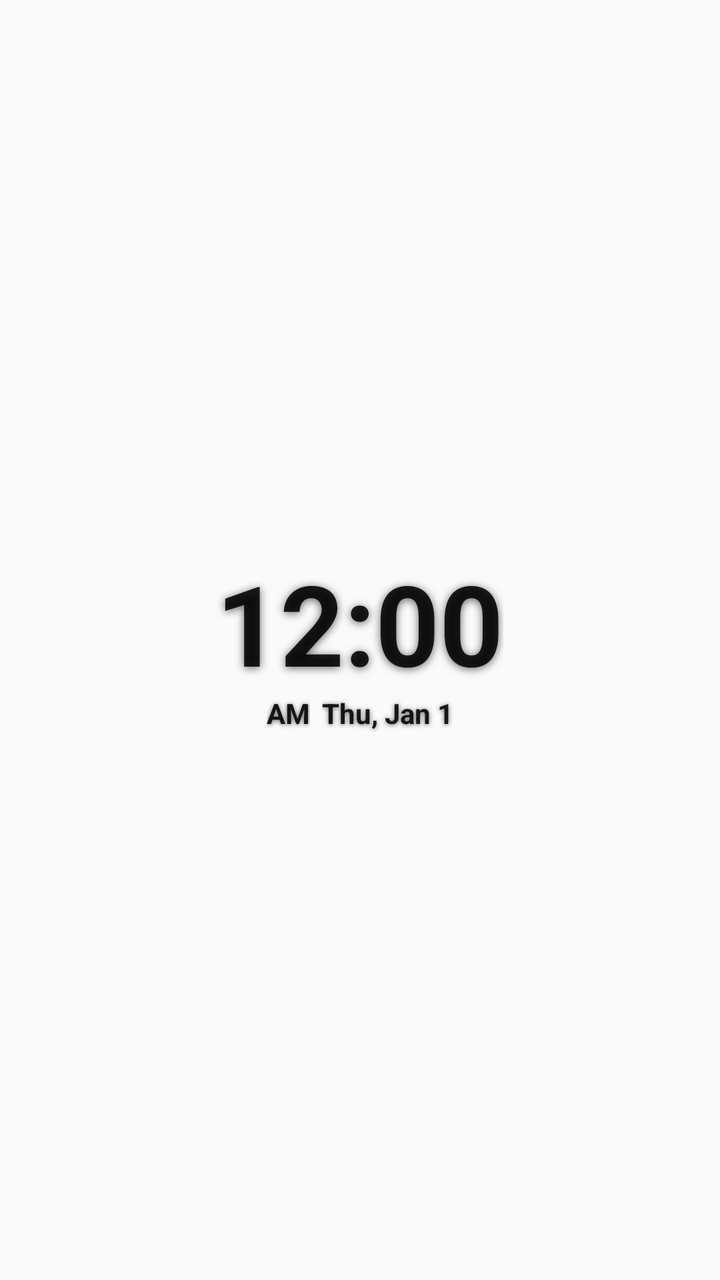
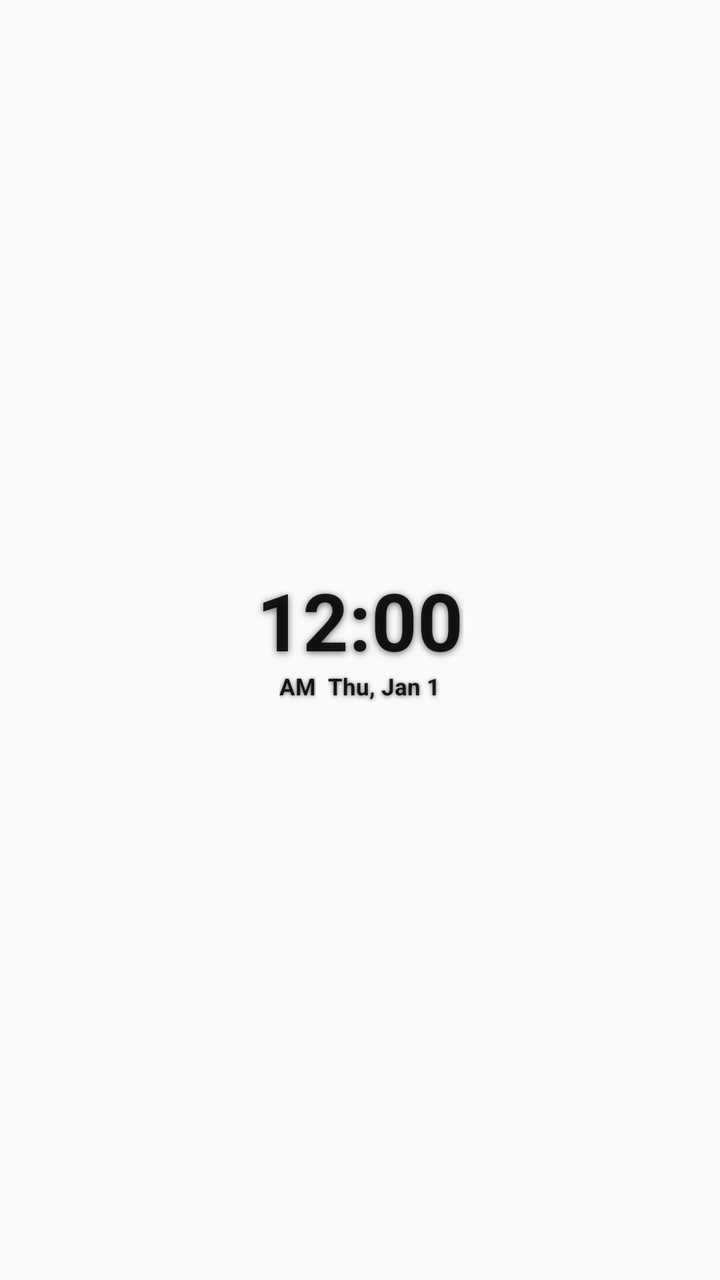

Screens rendered from an Android XML layout before and after an edit, with the pre-edit source and the edit as a unified diff.
<!-- AndroidManifest.xml: application theme AppTheme -->
<!-- res/layout/widget_clock_transparent.xml -->
<?xml version="1.0" encoding="utf-8"?>
<LinearLayout xmlns:android="http://schemas.android.com/apk/res/android"
    android:id="@+id/widget_clock_trans_root"
    android:layout_width="match_parent"
    android:layout_height="match_parent"
    android:background="@android:color/transparent"
    android:gravity="center"
    android:orientation="vertical"
    android:padding="8dp">

    <TextClock
        android:id="@+id/widget_clock_trans_time"
        android:layout_width="wrap_content"
        android:layout_height="wrap_content"
        android:format12Hour="hh:mm"
        android:format24Hour="kk:mm"
        android:textColor="?android:attr/textColorPrimary"
        android:textSize="56sp"
        android:textStyle="bold"
        android:shadowColor="#99000000"
        android:shadowDx="0"
        android:shadowDy="2"
        android:shadowRadius="10" />

    <LinearLayout
        android:layout_width="wrap_content"
        android:layout_height="wrap_content"
        android:gravity="center_vertical"
        android:orientation="horizontal"
        android:layout_marginTop="-2dp">

        <TextClock
            android:id="@+id/widget_clock_trans_ampm"
            android:layout_width="wrap_content"
            android:layout_height="wrap_content"
            android:format12Hour="a"
            android:format24Hour=""
            android:textColor="?android:attr/textColorPrimary"
            android:textSize="14sp"
            android:textStyle="bold"
            android:shadowColor="#99000000"
            android:shadowDx="0"
            android:shadowDy="1"
            android:shadowRadius="6"
            android:layout_marginEnd="6dp" />

        <TextClock
            android:id="@+id/widget_clock_trans_date"
            android:layout_width="wrap_content"
            android:layout_height="wrap_content"
            android:format12Hour="EEE, MMM d"
            android:format24Hour="EEE, MMM d"
            android:textColor="?android:attr/textColorPrimary"
            android:textSize="14sp"
            android:textStyle="bold"
            android:shadowColor="#99000000"
            android:shadowDx="0"
            android:shadowDy="1"
            android:shadowRadius="6" />
    </LinearLayout>
</LinearLayout>
<!-- resources referenced by this layout -->
<resources>
  <style name="AppTheme" parent="Theme.AppCompat.Light.DarkActionBar">
          
          <item name="colorPrimary">@color/colorPrimary</item>
          <item name="colorPrimaryDark">@color/colorPrimaryDark</item>
          <item name="colorAccent">@color/colorAccent</item>
      </style>
</resources>

<!-- the commit's change to res/layout/widget_clock_transparent.xml (unified diff, before → after) -->
@@ -6,7 +6,7 @@
     android:background="@android:color/transparent"
     android:gravity="center"
     android:orientation="vertical"
-    android:padding="8dp">
+    android:padding="4dp">
 
     <TextClock
         android:id="@+id/widget_clock_trans_time"
@@ -15,19 +15,20 @@
         android:format12Hour="hh:mm"
         android:format24Hour="kk:mm"
         android:textColor="?android:attr/textColorPrimary"
-        android:textSize="56sp"
+        android:textSize="40sp"
         android:textStyle="bold"
+        android:includeFontPadding="false"
         android:shadowColor="#99000000"
         android:shadowDx="0"
         android:shadowDy="2"
-        android:shadowRadius="10" />
+        android:shadowRadius="8" />
 
     <LinearLayout
         android:layout_width="wrap_content"
         android:layout_height="wrap_content"
         android:gravity="center_vertical"
         android:orientation="horizontal"
-        android:layout_marginTop="-2dp">
+        android:layout_marginTop="0dp">
 
         <TextClock
             android:id="@+id/widget_clock_trans_ampm"
@@ -36,12 +37,12 @@
             android:format12Hour="a"
             android:format24Hour=""
             android:textColor="?android:attr/textColorPrimary"
-            android:textSize="14sp"
+            android:textSize="11.5sp"
             android:textStyle="bold"
             android:shadowColor="#99000000"
             android:shadowDx="0"
             android:shadowDy="1"
-            android:shadowRadius="6"
+            android:shadowRadius="5"
             android:layout_marginEnd="6dp" />
 
         <TextClock
@@ -51,11 +52,11 @@
             android:format12Hour="EEE, MMM d"
             android:format24Hour="EEE, MMM d"
             android:textColor="?android:attr/textColorPrimary"
-            android:textSize="14sp"
+            android:textSize="11.5sp"
             android:textStyle="bold"
             android:shadowColor="#99000000"
             android:shadowDx="0"
             android:shadowDy="1"
-            android:shadowRadius="6" />
+            android:shadowRadius="5" />
     </LinearLayout>
 </LinearLayout>
